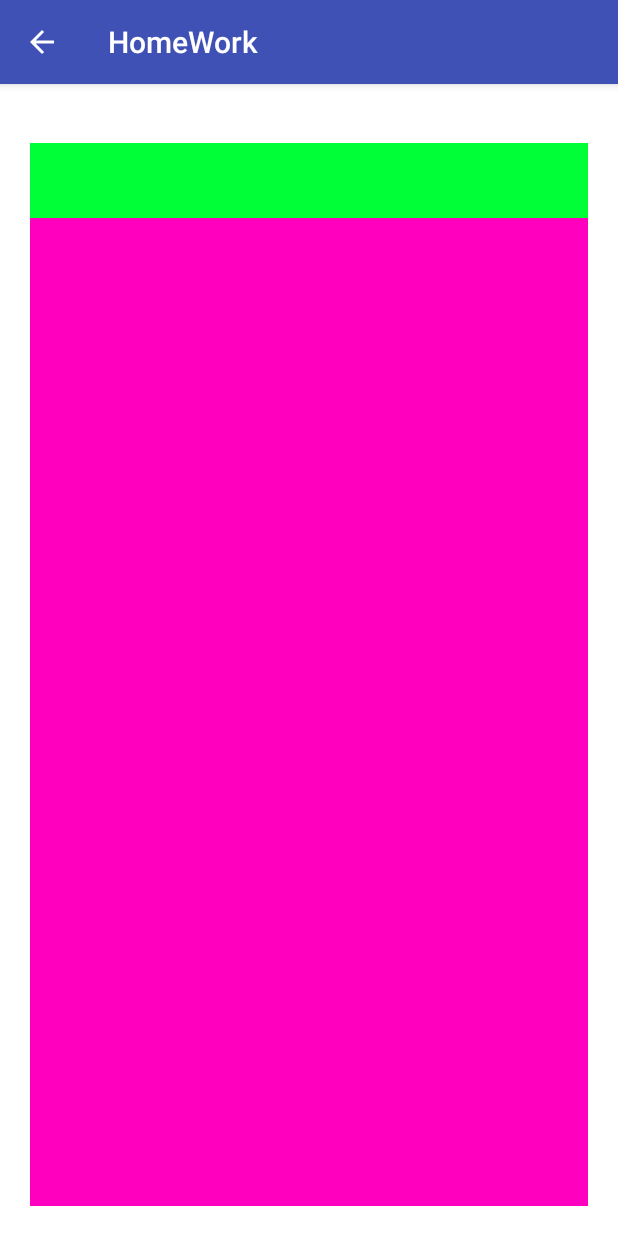
After one commit to Mits1388/AndroidProject, an Android app: the HomeWork7Activity screen opened directly, with no data from a screen before it, on a phone screen of 412 x 824 dp. The commit adds this screen. Run offline under Robolectric (Android 15) with nearby library versions, the phone set to English and light mode, and no system bars; our stand-ins replace RxJava; libraries missing offline, so code that uses them is left out: com.jakewharton.rxbinding2.

Commit message:
homework

```diff
--- /dev/null
+++ b/MyFirstProject/app/src/main/java/com/example/mits16/myfirstproject/homework7/HomeWork7Activity.java
@@ -0,0 +1,77 @@
+package com.example.mits16.myfirstproject.homework7;
+
+import android.os.Bundle;
+import android.support.annotation.Nullable;
+import android.support.v4.app.Fragment;
+import android.support.v4.app.FragmentManager;
+import android.support.v4.app.FragmentTransaction;
+import android.support.v7.app.AppCompatActivity;
+import android.util.Log;
+import android.view.Gravity;
+import android.view.View;
+import android.widget.Button;
+import android.widget.TextView;
+import android.widget.Toast;
+
+import com.example.mits16.myfirstproject.R;
+import com.jakewharton.rxbinding2.view.RxView;
+import com.jakewharton.rxbinding2.widget.RxTextView;
+
+import org.reactivestreams.Subscription;
+
+import io.reactivex.Observer;
+import io.reactivex.disposables.Disposable;
+import io.reactivex.subjects.PublishSubject;
+
+/**
+ * Created by mizz8 on 02.03.2018.
+ */
+
+public class HomeWork7Activity extends AppCompatActivity {
+    private boolean isOnevisible = true;
+
+    @Override
+    protected void onCreate(@Nullable Bundle savedInstanceState) {
+        super.onCreate(savedInstanceState);
+        setContentView(R.layout.activity_homework7);
+
+
+
+        findViewById(R.id.buttonFragment).setOnClickListener(new View.OnClickListener() {
+            @Override
+            public void onClick(View view) {
+                changeFragment();
+            }
+        });
+
+        //проверка
+        if(savedInstanceState == null) {
+            showFragment(OneFragment.getInstance());
+        }
+    }
+
+
+    private void changeFragment(){
+        if(isOnevisible){
+            showFragment(TwoFragment.getInstance());
+            isOnevisible = false;
+        }else {
+            showFragment(OneFragment.getInstance());
+            isOnevisible = true;
+        }
+    }
+
+    private void showFragment(Fragment fragment){
+        FragmentManager fragmentManager = getSupportFragmentManager();
+        FragmentTransaction fragmentTransaction = fragmentManager.beginTransaction();
+        // замена одного фрагмента на другой
+        fragmentTransaction.replace(R.id.container,fragment);
+        // fragmentTransaction.replace(R.id.container,fragment.getClass().getSimpleName());
+        //кнопка назад
+        fragmentTransaction.addToBackStack(fragment.getTag());
+        // fragmentTransaction.addToBackStack(fragment.getClass().getSimpleName());
+        //выполнить транзакцию
+        fragmentTransaction.commit();
+
+    }
+}
--- /dev/null
+++ b/MyFirstProject/app/src/main/java/com/example/mits16/myfirstproject/homework7/OneFragment.java
@@ -0,0 +1,40 @@
+package com.example.mits16.myfirstproject.homework7;
+
+import android.os.Bundle;
+import android.support.annotation.NonNull;
+import android.support.annotation.Nullable;
+import android.support.v4.app.Fragment;
+import android.view.LayoutInflater;
+import android.view.View;
+import android.view.ViewGroup;
+
+import com.example.mits16.myfirstproject.R;
+
+/**
+ * Created by mizz8 on 02.03.2018.
+ */
+
+public class OneFragment extends Fragment {
+
+       public static OneFragment getInstance(){
+        return new OneFragment();
+
+    }
+
+    @Nullable
+    @Override
+    public View onCreateView(@NonNull LayoutInflater inflater, @Nullable ViewGroup container, @Nullable Bundle savedInstanceState) {
+        return getLayoutInflater().inflate(R.layout.fragment_one,container,false);
+
+    }
+
+    @Override
+    public void onActivityCreated(@Nullable Bundle savedInstanceState) {
+        super.onActivityCreated(savedInstanceState);
+    }
+
+    @Override
+    public void onViewCreated(@NonNull View view, @Nullable Bundle savedInstanceState) {
+        super.onViewCreated(view, savedInstanceState);
+    }
+}
--- /dev/null
+++ b/MyFirstProject/app/src/main/res/layout/activity_homework7.xml
@@ -0,0 +1,23 @@
+<?xml version="1.0" encoding="utf-8"?>
+<LinearLayout xmlns:android="http://schemas.android.com/apk/res/android"
+    android:orientation="vertical" android:layout_width="match_parent"
+    android:layout_height="match_parent"
+    android:background="#ffffff"
+    android:padding="20dp">
+    <TextView
+        android:id="@+id/countText"
+        android:layout_width="match_parent"
+        android:layout_height="wrap_content"
+        android:gravity="center"
+        android:textColor="#ff0101"
+        />
+    <View
+        android:id="@+id/buttonFragment"
+        android:layout_width="match_parent"
+        android:layout_height="50dp"
+        android:background="#01ff38"/>
+    <FrameLayout
+        android:id="@+id/container"
+        android:layout_width="match_parent"
+        android:layout_height="match_parent"/>
+</LinearLayout>
--- /dev/null
+++ b/MyFirstProject/app/src/main/res/layout/fragment_one.xml
@@ -0,0 +1,7 @@
+<?xml version="1.0" encoding="utf-8"?>
+<LinearLayout xmlns:android="http://schemas.android.com/apk/res/android"
+    android:orientation="vertical" android:layout_width="match_parent"
+    android:layout_height="match_parent"
+    android:background="#ff00bf">
+
+</LinearLayout>
--- a/MyFirstProject/app/src/main/res/values/strings.xml
+++ b/MyFirstProject/app/src/main/res/values/strings.xml
@@ -24,4 +24,5 @@
     <string name="wi_fi_on">Wi-Fi ON</string>
     <string name="wi_fi_off">Wi-Fi OFF</string>
     <string name="homework6">HomeWork6</string>
+    <string name="homework7">HomeWork7</string>
 </resources>
```
Also changed, not shown: MyFirstProject/app/build.gradle (+14 -4 lines), MyFirstProject/app/src/main/AndroidManifest.xml (+3 -6 lines), MyFirstProject/app/src/main/java/com/example/mits16/myfirstproject/MenuActivity.java (+20 -11 lines), MyFirstProject/app/src/main/java/com/example/mits16/myfirstproject/homework5/HomeWork5Activity.java (+32 -15 lines), MyFirstProject/app/src/main/java/com/example/mits16/myfirstproject/homework5/MyService.java (+27 -10 lines), MyFirstProject/app/src/main/java/com/example/mits16/myfirstproject/homework6/HomeWork6Activity.java (+69 -54 lines), MyFirstProject/app/src/main/java/com/example/mits16/myfirstproject/homework6/MyAdapter.java (+25 -13 lines), MyFirstProject/app/src/main/java/com/example/mits16/myfirstproject/homework6/People.java (added, +61 -0 lines), MyFirstProject/app/src/main/java/com/example/mits16/myfirstproject/homework7/TwoFragment.java (added, +51 -0 lines), MyFirstProject/app/src/main/res/layout/activity_homework5.xml (+10 -0 lines), MyFirstProject/app/src/main/res/layout/activity_homework6.xml (+10 -2 lines), MyFirstProject/app/src/main/res/layout/activity_menu.xml (+7 -1 lines), MyFirstProject/app/src/main/res/layout/fragment_two.xml (added, +14 -0 lines), MyFirstProject/app/src/main/res/layout/item.xml (+36 -8 lines).
